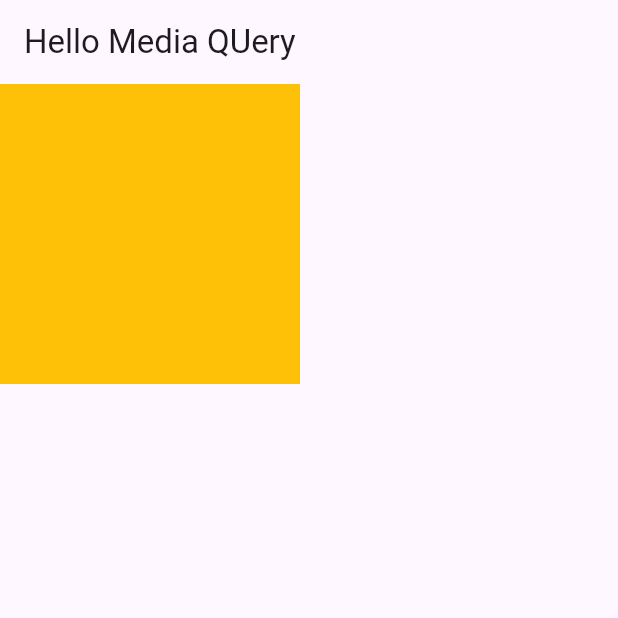
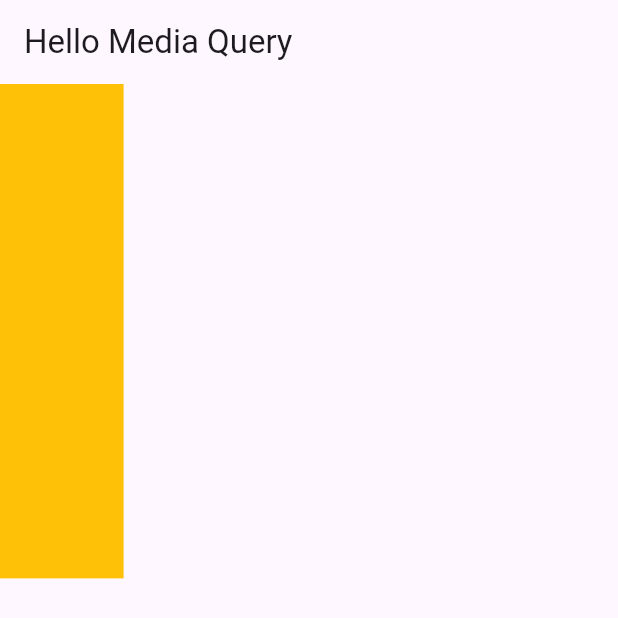
Before and after one commit to meetshaheer/Flutter-Media-Query, a Flutter app: the screen it shows after launch, on a phone screen of 412 x 824 dp. Shown: the top 618 px of the screen. Run offline on Flutter 3.47's test engine with Material 3 defaults, Android fonts, the phone set to English and light mode, and no system bars.

Commit message:
Given the Height and Width using Media Query

```diff
--- a/mediaquery/lib/mediaQueryView.dart
+++ b/mediaquery/lib/mediaQueryView.dart
@@ -7,11 +7,11 @@ class mediaQuery extends StatelessWidget {
   Widget build(BuildContext context) {
     return Scaffold(
       appBar: AppBar(
-        title: Text("Hello Media QUery"),
+        title: Text("Hello Media Query"),
       ),
       body: Container(
-        height: 200,
-        width: 200,
+        width: MediaQuery.of(context).size.width * 0.2,
+        height: MediaQuery.of(context).size.height * 0.4,
         color: Colors.amber,
       ),
     );
```
